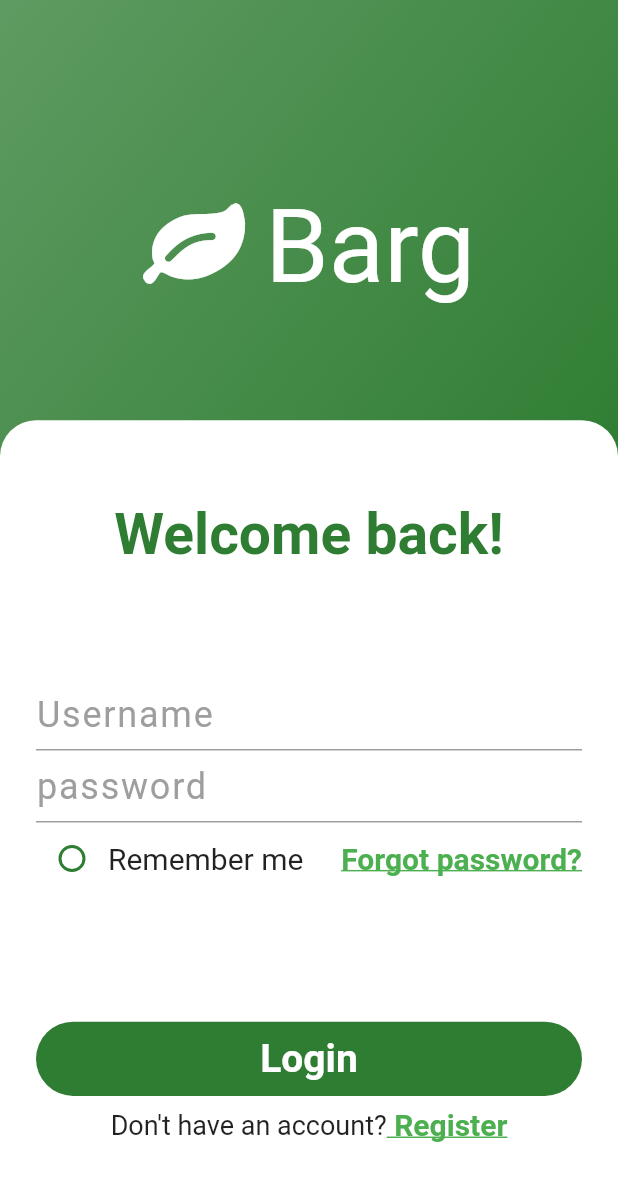
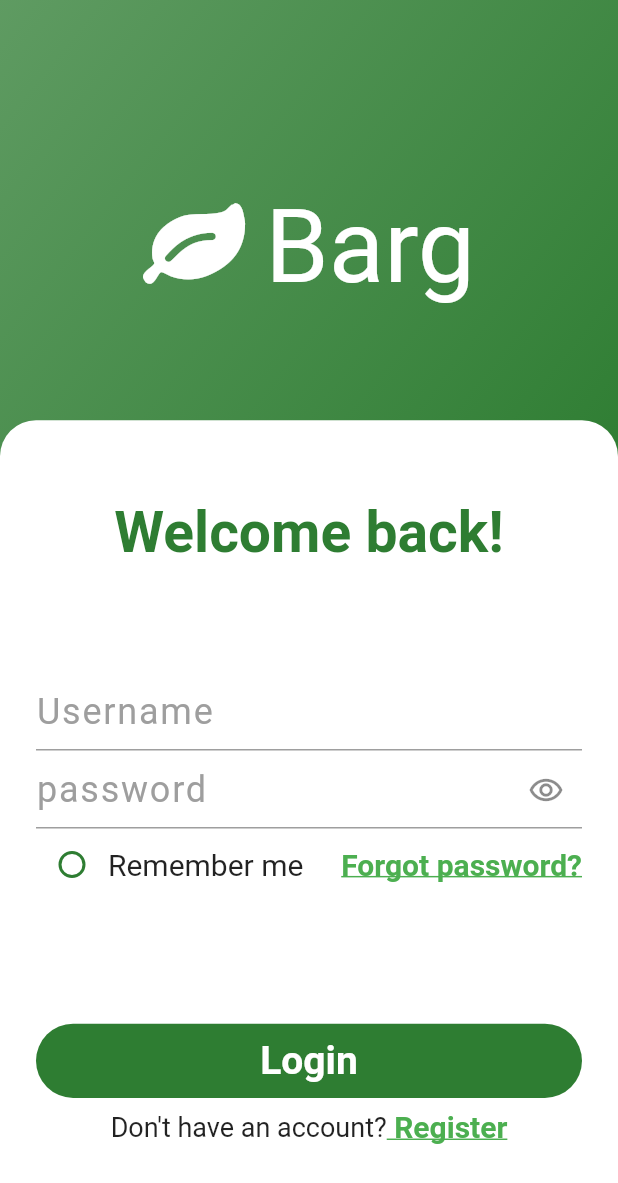
Before and after one commit to FarbodRajabi/barg-challenge, a Flutter app: the screen it shows after launch, on a phone screen of 412 x 824 dp. Shown: the top 1183 px of the screen. Run offline on Flutter 3.47's test engine with Material 2 defaults, Android fonts, the phone set to English and light mode, and no system bars; our stand-ins replace get; Roboto replaces fonts that are missing (Dongle).

Commit message:
obscureText for password textFields

```diff
--- a/lib/views/components/my_text_field.dart
+++ b/lib/views/components/my_text_field.dart
@@ -23,12 +23,13 @@ class MyTextField extends StatelessWidget {
         fontWeight: FontWeight.bold,
         letterSpacing: 1.2,
       ),
-      obscureText: false,
+      obscureText: isPassword,
       controller: controller,
       validator: validator,
       decoration: InputDecoration(
-        contentPadding: EdgeInsets.zero,
+        // contentPadding: EdgeInsets.zero,
         hintText: hint,
+        suffixIcon: isPassword ? Icon(Icons.remove_red_eye_outlined) : null,
         hintStyle: const TextStyle(
           color: Colors.grey,
           fontWeight: FontWeight.normal,
@@ -39,7 +40,9 @@ class MyTextField extends StatelessWidget {
             width: 2,
           ),
         ),
-        // errorStyle: Colors.red,
+        errorStyle: const TextStyle(
+          fontSize: 18,
+        ),
       ),
     );
   }
```
